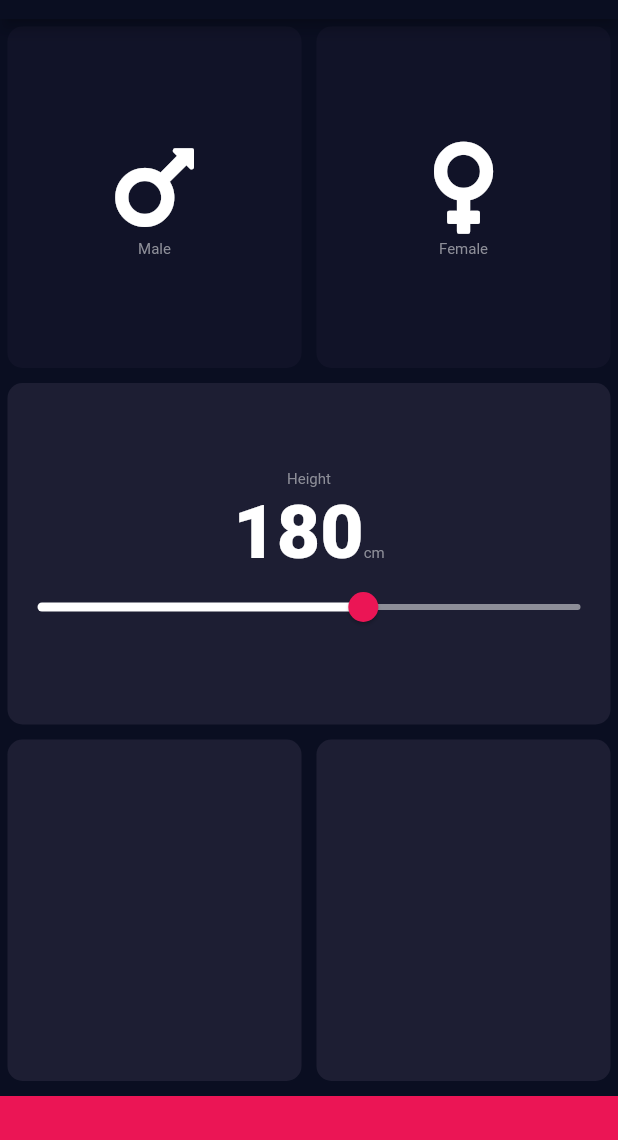
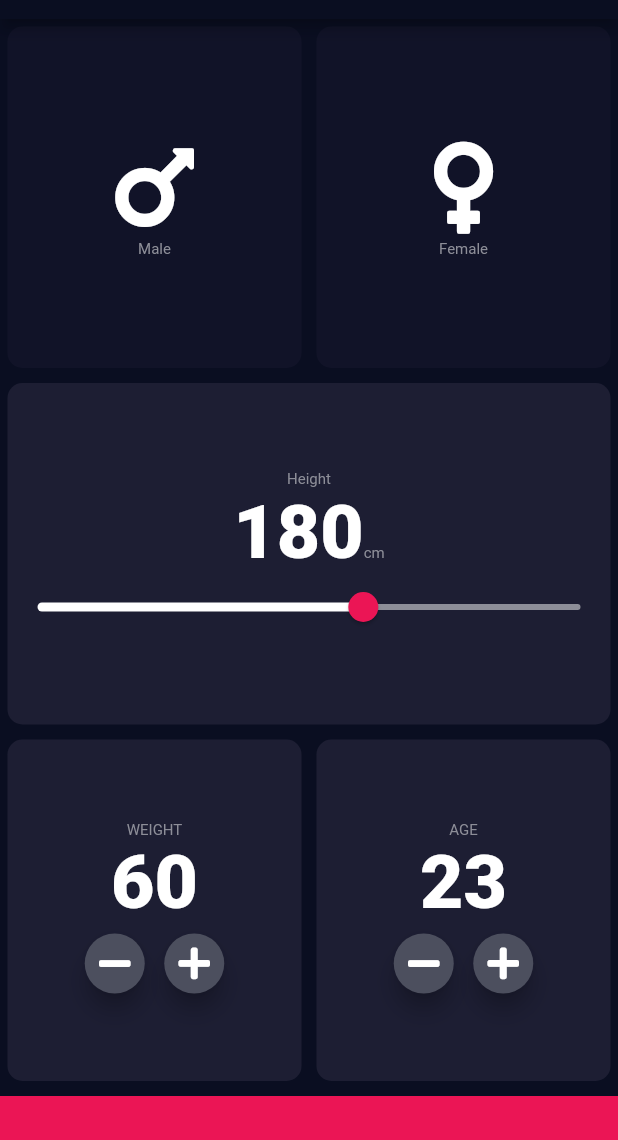
Before and after one commit to abhishtomish/BMI_Calculator_Flutter, a Flutter app: the screen it shows after launch, on a phone screen of 412 x 824 dp, the part 65-1205 px from its top. Run offline on Flutter 3.47's test engine with Material 2 defaults, Android fonts, the phone set to English and light mode, and no system bars; our stand-ins replace font_awesome_flutter.

Commit message:
Inheritance and composition completed

```diff
--- a/lib/input_page.dart
+++ b/lib/input_page.dart
@@ -19,6 +19,8 @@ class InputPage extends StatefulWidget {
 class _InputPageState extends State<InputPage> {
   Gender selectedGender;
   int height = 180;
+  int weight = 60;
+  int age = 23;
 
   @override
   Widget build(BuildContext context) {
@@ -124,11 +126,85 @@ class _InputPageState extends State<InputPage> {
                 Expanded(
                   child: ReusableCard(
                     colour: kActiveCardColor,
+                    cardChild: Column(
+                      mainAxisAlignment: MainAxisAlignment.center,
+                      children: <Widget>[
+                        Text(
+                          'WEIGHT',
+                          style: kLabelTextStyle,
+                        ),
+                        Text(
+                          '$weight',
+                          style: kNumberTextStyle,
+                        ),
+                        Row(
+                          mainAxisAlignment: MainAxisAlignment.center,
+                          children: <Widget>[
+                            RoundIconButton(
+                              icon: FontAwesomeIcons.minus,
+                              onPressed: () {
+                                setState(() {
+                                  weight--;
+                                });
+                              },
+                            ),
+                            SizedBox(
+                              width: 5,
+                            ),
+                            RoundIconButton(
+                              icon: FontAwesomeIcons.plus,
+                              onPressed: () {
+                                setState(() {
+                                  weight++;
+                                });
+                              },
+                            ),
+                          ],
+                        ),
+                      ],
+                    ),
                   ),
                 ),
                 Expanded(
                   child: ReusableCard(
                     colour: kActiveCardColor,
+                    cardChild: Column(
+                      mainAxisAlignment: MainAxisAlignment.center,
+                      children: <Widget>[
+                        Text(
+                          'AGE',
+                          style: kLabelTextStyle,
+                        ),
+                        Text(
+                          '$age',
+                          style: kNumberTextStyle,
+                        ),
+                        Row(
+                          mainAxisAlignment: MainAxisAlignment.center,
+                          children: <Widget>[
+                            RoundIconButton(
+                              icon: FontAwesomeIcons.minus,
+                              onPressed: () {
+                                setState(() {
+                                  age--;
+                                });
+                              },
+                            ),
+                            SizedBox(
+                              width: 5.0,
+                            ),
+                            RoundIconButton(
+                              icon: FontAwesomeIcons.plus,
+                              onPressed: () {
+                                setState(() {
+                                  age++;
+                                });
+                              },
+                            ),
+                          ],
+                        ),
+                      ],
+                    ),
                   ),
                 ),
               ],
@@ -145,3 +221,25 @@ class _InputPageState extends State<InputPage> {
     );
   }
 }
+
+class RoundIconButton extends StatelessWidget {
+  RoundIconButton({@required this.icon, @required this.onPressed});
+
+  final IconData icon;
+  final Function onPressed;
+
+  @override
+  Widget build(BuildContext context) {
+    return RawMaterialButton(
+      child: Icon(icon),
+      onPressed: onPressed,
+      elevation: 6.0,
+      constraints: BoxConstraints.tightFor(
+        width: 40.0,
+        height: 40.0,
+      ),
+      shape: CircleBorder(),
+      fillColor: Color(0xFF4C4F5E),
+    );
+  }
+}
```
